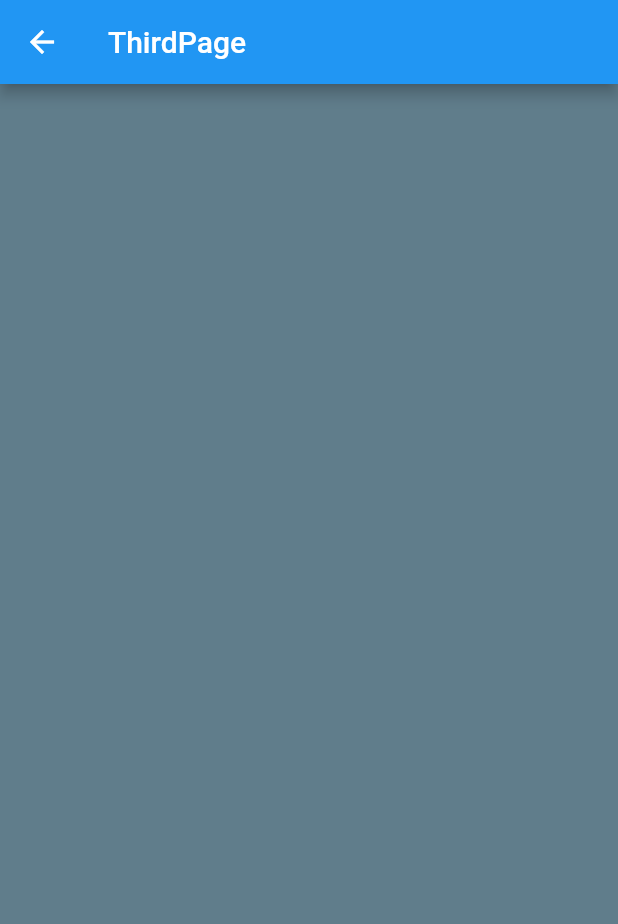
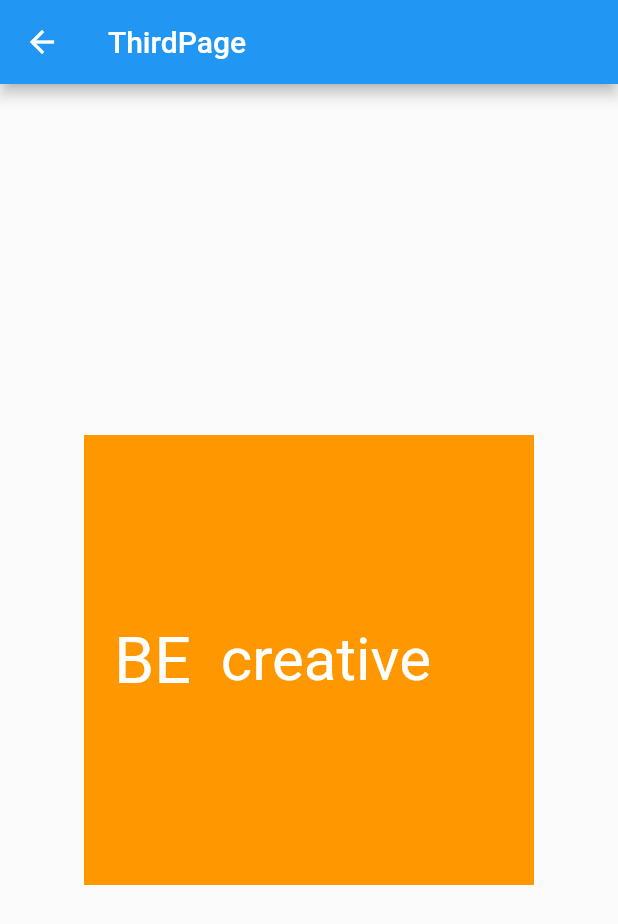
Before and after one commit to HelloCore/reimagined_octo_barnacle, a Flutter app: the ThirdPage screen opened directly, on a phone screen of 412 x 824 dp. Shown: the top 924 px of the screen. Run offline on Flutter 3.47's test engine with Material 2 defaults, Android fonts, the phone set to English and light mode, and no system bars; our stand-ins replace animated_text_kit; Roboto replaces fonts that are missing (Horizon).

Commit message:
add text animation rotate

```diff
--- a/lib/pages/third_page.dart
+++ b/lib/pages/third_page.dart
@@ -5,15 +5,41 @@ class ThirdPage extends StatelessWidget {
   @override
   Widget build(BuildContext context) {
     return Scaffold(
-        backgroundColor: Colors.blueGrey,
+        backgroundColor: Colors.white10,
         appBar: AppBar(
           title: Text('ThirdPage'),
         ),
         body: Center(
           child: Hero(
             tag: 'main-hero',
-            child: Container(),
+            child: Container(
+              width: 300,
+              height: 300,
+              color: Colors.orange.shade500,
+              child: _createTextAnimationRotate(),
+            ),
           ),
         ));
   }
+
+  Widget _createTextAnimationRotate() {
+    return Row(
+      mainAxisSize: MainAxisSize.min,
+      children: [
+        SizedBox(width: 20.0, height: 100.0),
+        Text(
+          'BE',
+          style: TextStyle(
+              fontSize: 43.0, fontFamily: 'Horizon', color: Colors.white),
+        ),
+        SizedBox(width: 20.0, height: 100.0),
+        RotateAnimatedTextKit(
+          text: ['creative', 'awesome', 'different'],
+          textStyle: TextStyle(
+              fontSize: 40.0, fontFamily: 'Horizon', color: Colors.white),
+          textAlign: TextAlign.start,
+        ),
+      ],
+    );
+  }
 }
```
